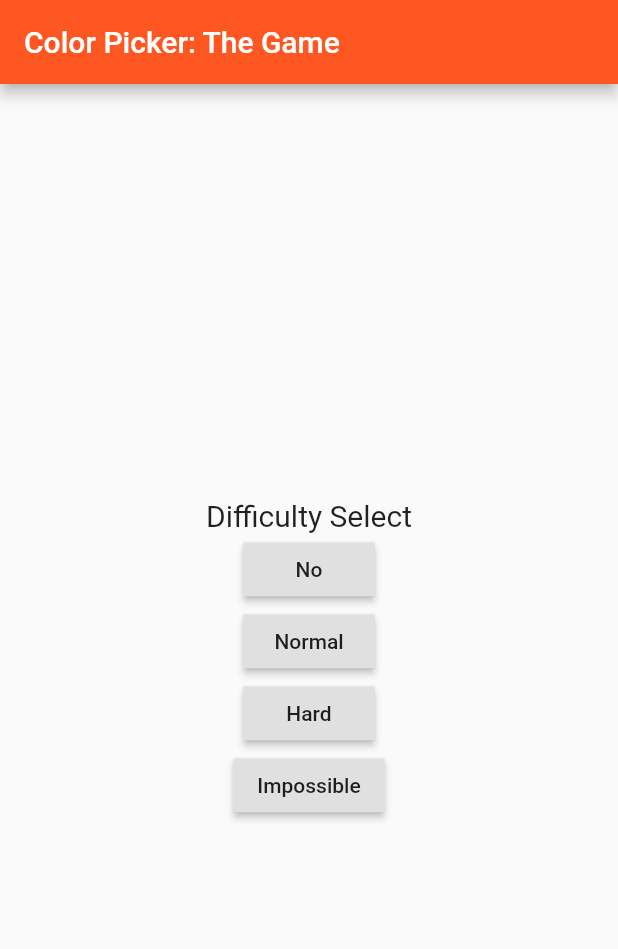
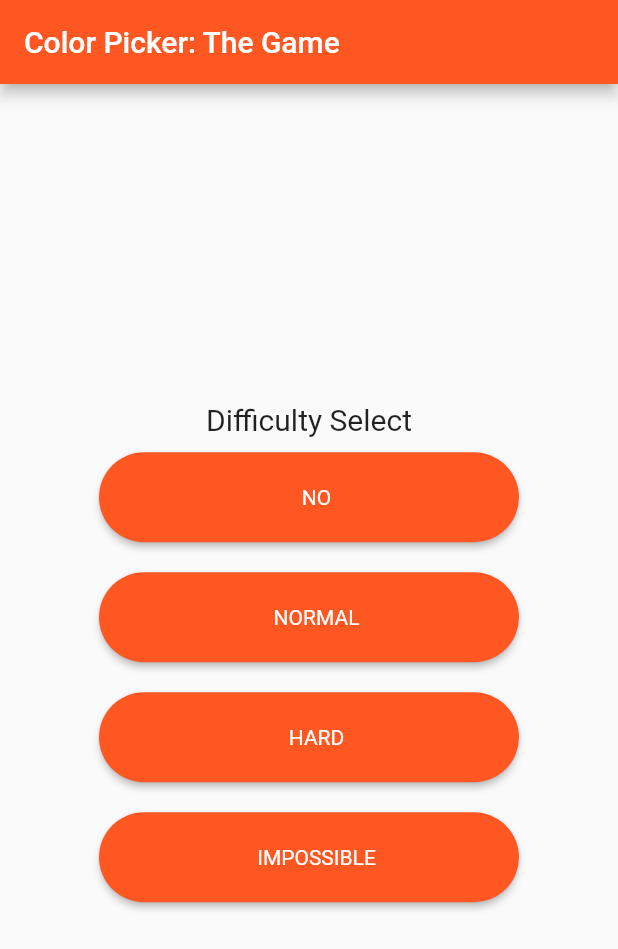
Before and after one commit to dmdevoss/color-picker-game, a Flutter app: the screen it shows after launch, on a phone screen of 412 x 824 dp. Shown: the top 949 px of the screen. Run offline on Flutter 3.47's test engine with Material 2 defaults, Android fonts, the phone set to English and light mode, and no system bars; our stand-ins replace flutter_colorpicker.

Commit message:
move home page buttons to their own file

```diff
--- /dev/null
+++ b/lib/locor_widgets/homepage_button.dart
@@ -0,0 +1,43 @@
+import 'package:flutter/foundation.dart';
+import 'package:flutter/material.dart';
+
+class HomepageButton extends StatelessWidget {
+  HomepageButton({@required this.onPressed, @required this.buttonText});
+
+  final GestureTapCallback onPressed;
+  final String buttonText;
+
+  @override
+  Widget build(BuildContext context) {
+    return
+      Container(
+        width: 300,
+        height: 80.0,
+        padding: EdgeInsets.all(10.0),
+        child: (
+        RawMaterialButton(
+          fillColor: Colors.deepOrange,
+          splashColor: Colors.deepOrangeAccent,
+          child: Padding(
+            padding: EdgeInsets.all(10.0),
+            child: Row(
+              mainAxisSize: MainAxisSize.min,
+              children: <Widget>[
+                SizedBox(
+                  width: 10.0,
+                ),
+                Text(
+                  buttonText,
+                  maxLines: 1,
+                  style: TextStyle(color: Colors.white),
+                ),
+              ],
+            ),
+          ),
+          onPressed: onPressed,
+          shape: const StadiumBorder(),
+        )
+      )
+    );
+  }
+}
--- a/lib/main.dart
+++ b/lib/main.dart
@@ -1,6 +1,7 @@
 import 'package:flutter/material.dart';
 import 'dart:math' as math;
 import 'package:flutter_colorpicker/flutter_colorpicker.dart';
+import 'package:locor/locor_widgets/homepage_button.dart';
 
 void main() => runApp(Locor());
 
@@ -49,42 +50,42 @@ class _LevelSelectPageState extends State<LevelSelectPage> {
                   fontSize: 20
               )
             ),
-            RaisedButton(
-              child: Text('No'),
+            HomepageButton(
                 onPressed: () {
                   Navigator.push(
                     context,
                     MaterialPageRoute(builder: (context) => FancyPickerPage()),
                   );
                 },
+                buttonText: 'NO'
             ),
-            RaisedButton(
-              child: Text('Normal'),
+            HomepageButton(
                 onPressed: () {
                   Navigator.push(
                     context,
                     MaterialPageRoute(builder: (context) => ColorPickerPage(difficulty: 1, title: "Normal Mode"), fullscreenDialog: true),
                   );
                 },
+                buttonText: 'NORMAL'
             ),
-            RaisedButton(
-              child: Text('Hard'),
+            HomepageButton(
                 onPressed: () {
                   Navigator.push(
                     context,
                     MaterialPageRoute(builder: (context) => ColorPickerPage(difficulty: 2, title: "Hard Mode"), fullscreenDialog: true),
                   );
                 },
+                buttonText: 'HARD'
             ),
-            RaisedButton(
-              child: Text('Impossible'),
+            HomepageButton(
                 onPressed: () {
                   Navigator.push(
                     context,
                     MaterialPageRoute(builder: (context) => ColorPickerPage(difficulty: 3, title: "Impossible Mode"), fullscreenDialog: true),
                   );
                 },
-            )
+                buttonText: 'IMPOSSIBLE'
+            ),
           ]
         )
       )
```
Also changed, not shown: 1 other file. Lines whose indentation alone changed are shown as unchanged.
